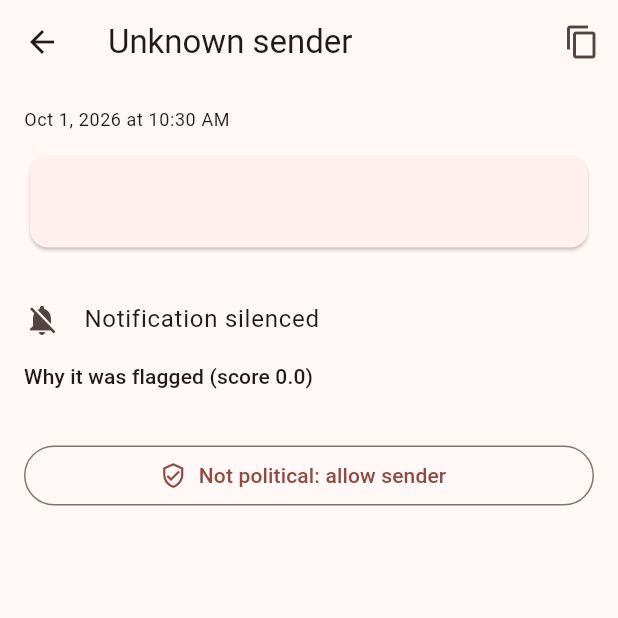
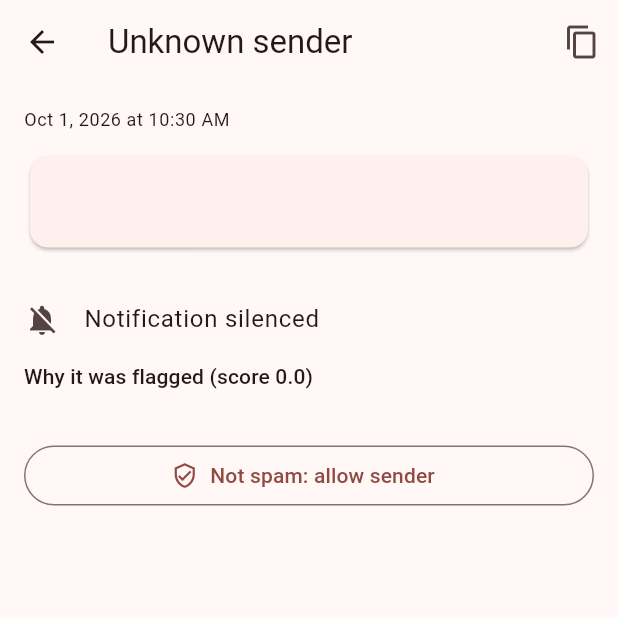
Before and after one commit to mckoss/message-killer, a Flutter app: the SpamEntryScreen screen opened directly with empty values, on a phone screen of 412 x 824 dp, the top half of it. Run offline on Flutter 3.47's test engine with Material 3 defaults, Android fonts, the phone set to English and light mode, and no system bars.

Commit message:
Rename 'Not political' to 'Not spam'
Co-Authored-By: Claude Opus 5.5 <noreply@anthropic.com>
Claude-Session: https://claude.ai/code/session_012BHaxRw6K9NZmKUdXHmg4m

```diff
--- a/lib/screens/spam_folder_screen.dart
+++ b/lib/screens/spam_folder_screen.dart
@@ -166,7 +166,7 @@ class SpamEntryScreen extends StatelessWidget {
           const SizedBox(height: 24),
           OutlinedButton.icon(
             icon: const Icon(Icons.verified_user_outlined),
-            label: const Text('Not political: allow sender'),
+            label: const Text('Not spam: allow sender'),
             onPressed: () => _allowSender(context),
           ),
         ],
```
Also changed, not shown: 2 other files.
